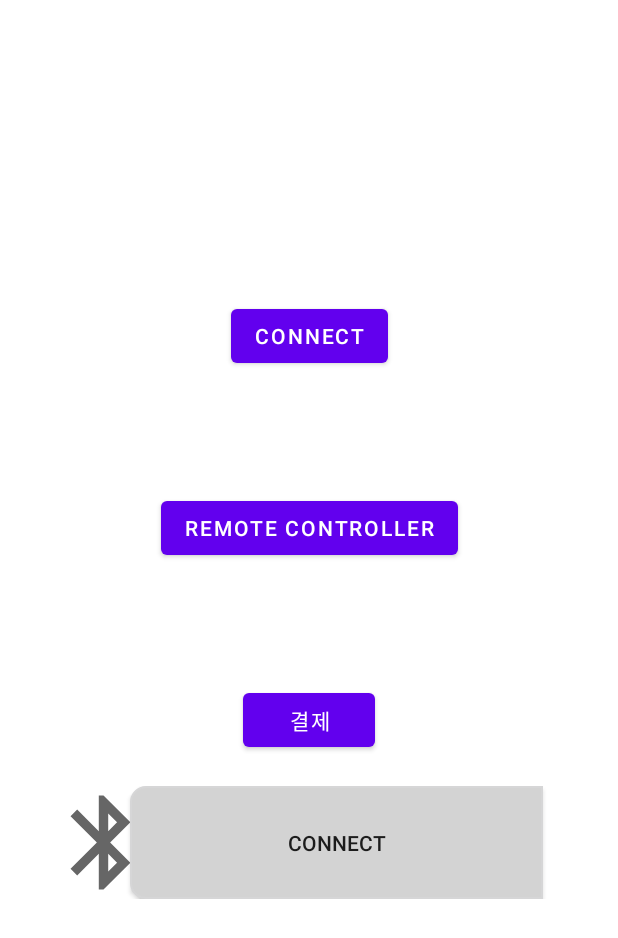
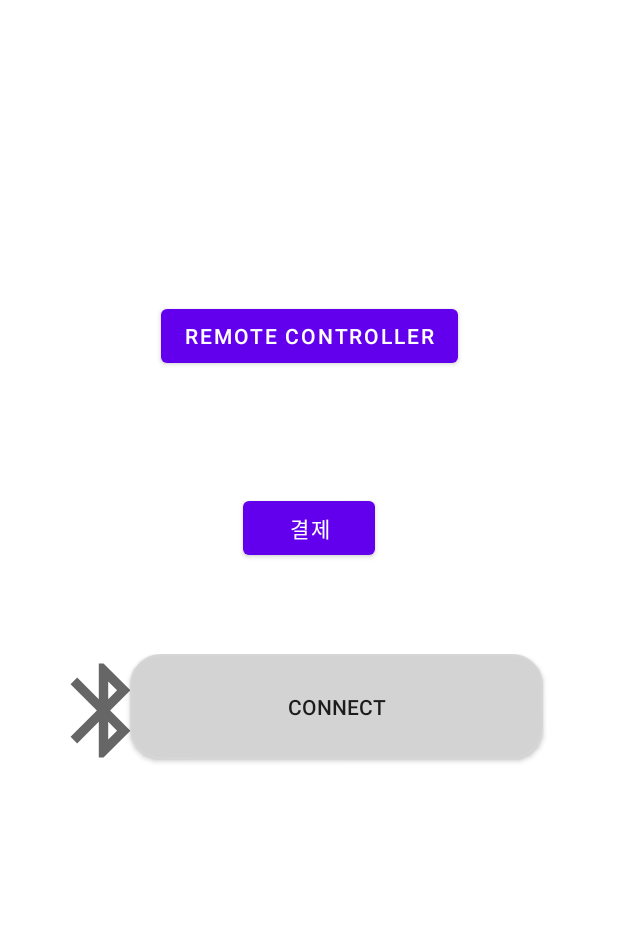
Before and after one commit to minguk-park/karaoke-room, an Android app: the layout activity_home.xml on its own in the app's theme, with its tools: preview values and no code run, on a phone screen of 412 x 824 dp. Shown: the top 938 px of the screen. Run offline under Robolectric (Android 15) with nearby library versions, the phone set to English and light mode, and no system bars.

```diff
--- a/App/karaoke1/app/src/main/java/com/example/karaoke1/MainActivity.kt
+++ b/App/karaoke1/app/src/main/java/com/example/karaoke1/MainActivity.kt
@@ -66,7 +66,7 @@ class MainActivity : AppCompatActivity() {
                             //JsonLogin().execute(result.nickname,result.kakaoAccount.email)            //서버에 정보 저장
                             Toast.makeText(MyApplication.applicationContext(), "Login success", Toast.LENGTH_LONG).show()
                             MyApplication.userEmail=result.kakaoAccount.toString()
-                            val intent=Intent(MyApplication.applicationContext(),MainPageActivity::class.java)
+                            val intent=Intent(MyApplication.applicationContext(),HomeActivity::class.java)
                             intent.setFlags(Intent.FLAG_ACTIVITY_NEW_TASK)
                             startActivity(MyApplication.applicationContext(),intent,null)
                         }
--- /dev/null
+++ b/App/karaoke1/app/src/main/res/drawable/round_button_shape.xml
@@ -0,0 +1,24 @@
+<?xml version="1.0" encoding="utf-8"?>
+<shape xmlns:android="http://schemas.android.com/apk/res/android" android:shape="rectangle" >
+    <corners
+        android:radius="20dp"
+        />
+    <!--<gradient
+        android:angle="0"
+        android:centerX="50%"
+        android:centerColor="#adadad"
+        android:startColor="#FFFFFF"
+        android:endColor="#545454"
+        android:type="linear"
+        />-->
+    <solid
+        android:color="#D3D3D3"
+        />
+    <size
+        android:width="60dp"
+        android:height="60dp" />
+    <stroke
+        android:width="1dp"
+        android:color="@color/bg_login_button"
+        />
+</shape>
--- a/App/karaoke1/app/src/main/res/layout/activity_home.xml
+++ b/App/karaoke1/app/src/main/res/layout/activity_home.xml
@@ -7,24 +7,14 @@
     tools:context=".HomeActivity">
 
     <Button
-        android:id="@+id/btnConnect"
+        android:id="@+id/btnRemote"
         android:layout_width="wrap_content"
         android:layout_height="wrap_content"
         android:layout_marginTop="200dp"
-        android:text="Connect"
+        android:text="Remote Controller"
         app:layout_constraintEnd_toEndOf="parent"
         app:layout_constraintStart_toStartOf="parent"
         app:layout_constraintTop_toTopOf="parent" />
-
-    <Button
-        android:id="@+id/btnRemote"
-        android:layout_width="wrap_content"
-        android:layout_height="wrap_content"
-        android:layout_marginTop="80dp"
-        android:text="Remote Controller"
-        app:layout_constraintEnd_toEndOf="parent"
-        app:layout_constraintStart_toStartOf="parent"
-        app:layout_constraintTop_toBottomOf="@+id/btnConnect" />
 
     <Button
         android:id="@+id/btnPayment"
@@ -39,7 +29,7 @@
     <LinearLayout
         android:layout_width="350dp"
         android:layout_height="75dp"
-        android:layout_marginTop="20dp"
+        android:layout_marginTop="60dp"
         android:orientation="horizontal"
         app:layout_constraintEnd_toEndOf="parent"
         app:layout_constraintStart_toStartOf="parent"
@@ -55,9 +45,9 @@
         <android.widget.Button
             android:id="@+id/btnconnect2"
             android:layout_width="275dp"
-            android:layout_height="75dp"
+            android:layout_height="70dp"
             android:layout_marginStart="-20dp"
-            android:background="@drawable/left_button_shape"
+            android:background="@drawable/round_button_shape"
             android:text="CONNECT" />
     </LinearLayout>
 </androidx.constraintlayout.widget.ConstraintLayout>
```
Also changed, not shown: App/karaoke1/app/src/main/java/com/example/karaoke1/HomeActivity.kt (+18 -21 lines), App/karaoke1/app/src/main/java/com/example/karaoke1/MainPageActivity.kt (deleted, +0 -62 lines), App/karaoke1/app/src/main/res/layout/activity_main_page.xml (deleted, +0 -42 lines).
